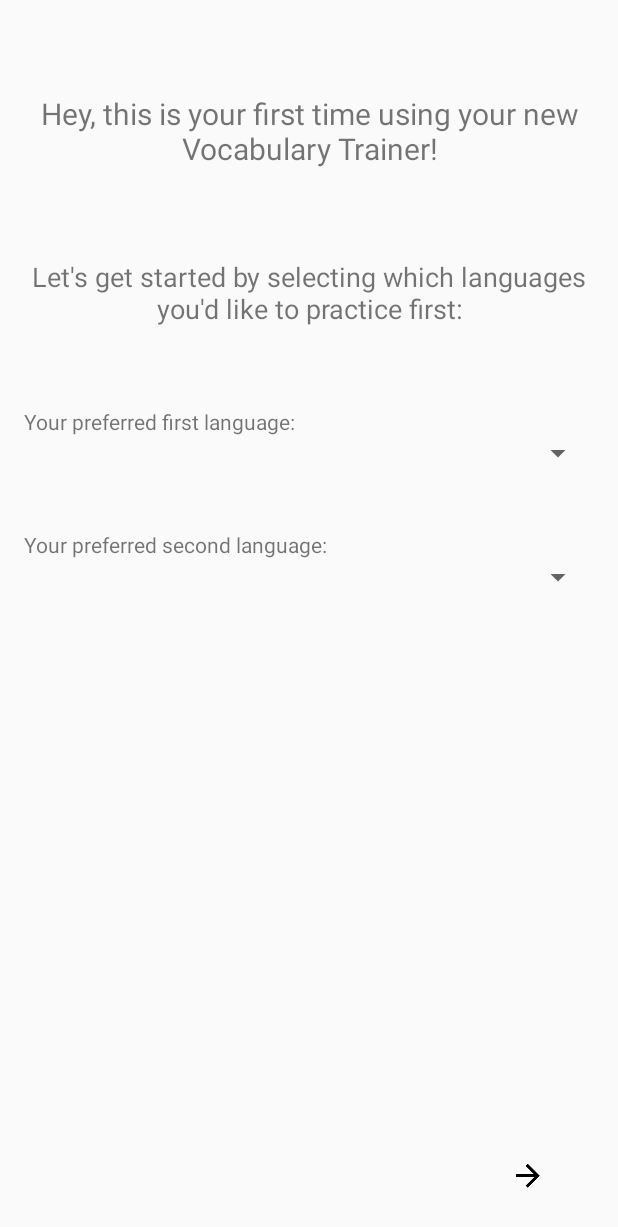
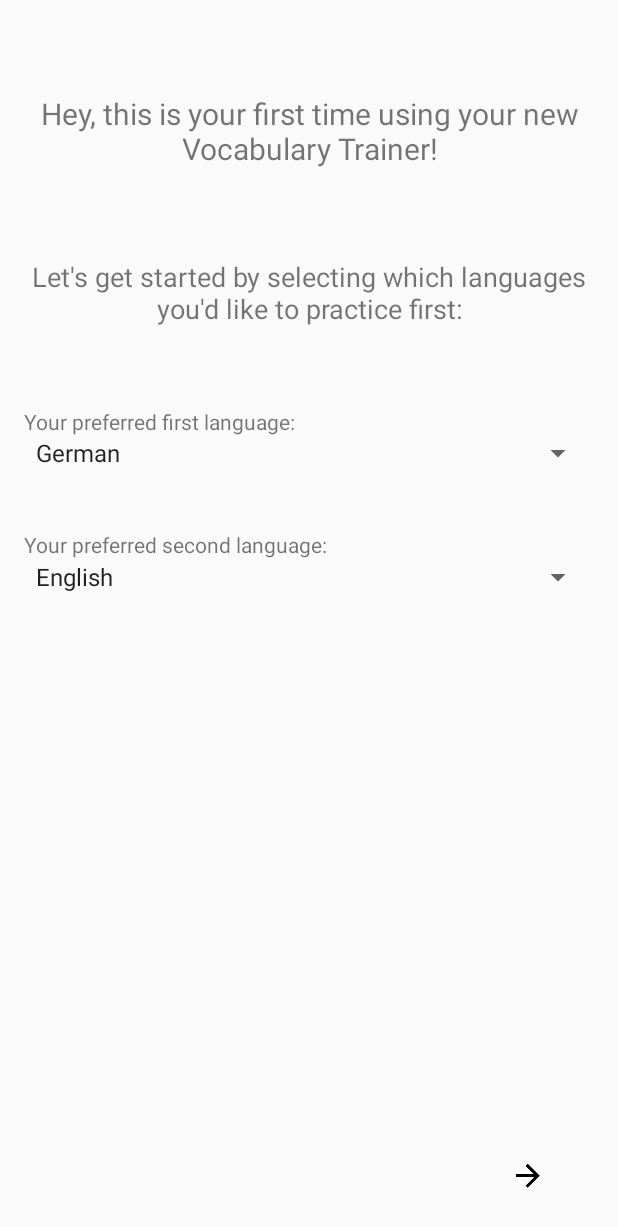
Before and after one commit to barisssss/BaSiVoc, an Android app: the screen it shows after launch (SplashActivity), on a phone screen of 412 x 824 dp. Shown: the top 1227 px of the screen. Run offline under Robolectric (Android 15) with nearby library versions, the phone set to English and light mode, and no system bars.

Commit message:
splashhhhh

```diff
--- a/app/src/main/java/com/bamon/basivoc/SplashActivity.java
+++ b/app/src/main/java/com/bamon/basivoc/SplashActivity.java
@@ -2,20 +2,26 @@ package com.bamon.basivoc;
 
 import android.content.Context;
 import android.content.Intent;
+import android.content.SharedPreferences;
 import android.database.sqlite.SQLiteDatabase;
 import android.database.sqlite.SQLiteException;
 import android.support.v7.app.AppCompatActivity;
 import android.os.Bundle;
+import android.view.View;
+import android.widget.ArrayAdapter;
 import android.widget.Spinner;
 
 import com.bamon.basivoc.db.DatabaseHelper;
+import com.bamon.basivoc.db.Languages;
 
 import java.io.File;
+import java.util.List;
 
 public class SplashActivity extends AppCompatActivity {
 
     DatabaseHelper db;
     Spinner lang1, lang2;
+    SharedPreferences prefs;
 
 
     @Override
@@ -23,15 +29,56 @@ public class SplashActivity extends AppCompatActivity {
         super.onCreate(savedInstanceState);
         setContentView(R.layout.activity_splash);
 
+
         if(doesDatabaseExist(this, "vocabulary.db")){
             Intent i = new Intent(this, MenuActivity.class);
             startActivity(i);
         } else {
+            prefs = getSharedPreferences("myPrefs", Context.MODE_PRIVATE);
+            lang1 = (Spinner) findViewById(R.id.lang1Spinner);
+            lang2 = (Spinner) findViewById(R.id.lang2Spinner);
+            db = new DatabaseHelper(this, null, null, 1);
+            db.addLanguage(new Languages("German"));
+            db.addLanguage(new Languages("English"));
+            db.addLanguage(new Languages("Italian"));
+            db.addLanguage(new Languages("Spanish"));
+            db.addLanguage(new Languages("French"));
+            loadSpinnerData();
+            lang1.setSelection(0);
+            lang2.setSelection(1);
 
-            db = new DatabaseHelper(this, null, null, 1);
 
         }
 
+    }
+
+    private void loadSpinnerData() {
+        // Spinner Drop down elements
+        List<Languages> languages = db.getAllLanguages();
+
+        // Creating adapter for spinner
+        ArrayAdapter<Languages> dataAdapter = new ArrayAdapter<>(this,
+                android.R.layout.simple_spinner_item, languages);
+
+        // Drop down layout style - list view with radio button
+        dataAdapter.setDropDownViewResource(android.R.layout.simple_spinner_dropdown_item);
+
+        // attaching data adapter to spinner
+        lang1.setAdapter(dataAdapter);
+        lang2.setAdapter(dataAdapter);
+    }
+
+    public void nextClicked(View v){
+        int l1 = lang1.getSelectedItemPosition() + 1;
+        int l2 = lang2.getSelectedItemPosition() + 1;
+        SharedPreferences.Editor editor = prefs.edit();
+        editor.putInt("currentLanguage1", l1);
+        editor.putInt("currentLanguage2", l2);
+        editor.apply();
+
+
+        Intent i = new Intent(this, MenuActivity.class);
+        startActivity(i);
     }
 
     private static boolean doesDatabaseExist(Context context, String dbName) {
--- a/app/src/main/res/layout/activity_options.xml
+++ b/app/src/main/res/layout/activity_options.xml
@@ -5,6 +5,10 @@
     android:layout_width="match_parent"
     android:layout_height="match_parent"
     android:orientation="vertical"
+    android:paddingBottom="@dimen/activity_vertical_margin"
+    android:paddingLeft="@dimen/activity_horizontal_margin"
+    android:paddingRight="@dimen/activity_horizontal_margin"
+    android:paddingTop="@dimen/activity_vertical_margin"
     tools:context="com.bamon.basivoc.OptionsActivity">
 
     <TextView
--- a/app/src/main/res/layout/activity_splash.xml
+++ b/app/src/main/res/layout/activity_splash.xml
@@ -73,6 +73,7 @@
         app:srcCompat="@drawable/ic_arrow_forward_black_24dp"
         android:layout_alignParentBottom="true"
         android:layout_alignParentEnd="true"
+        android:onClick="nextClicked"
         android:contentDescription="@string/desc_next"/>
 
 </RelativeLayout>
```
